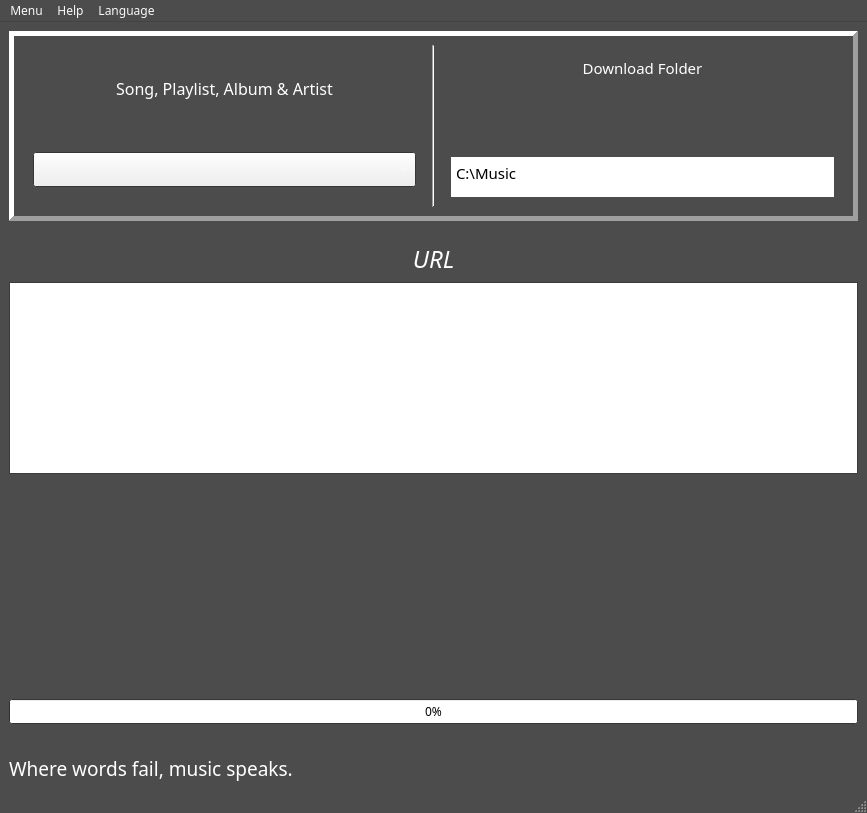
kekfic/mytunefy, file gui/gui_main.ui: the form before one commit.
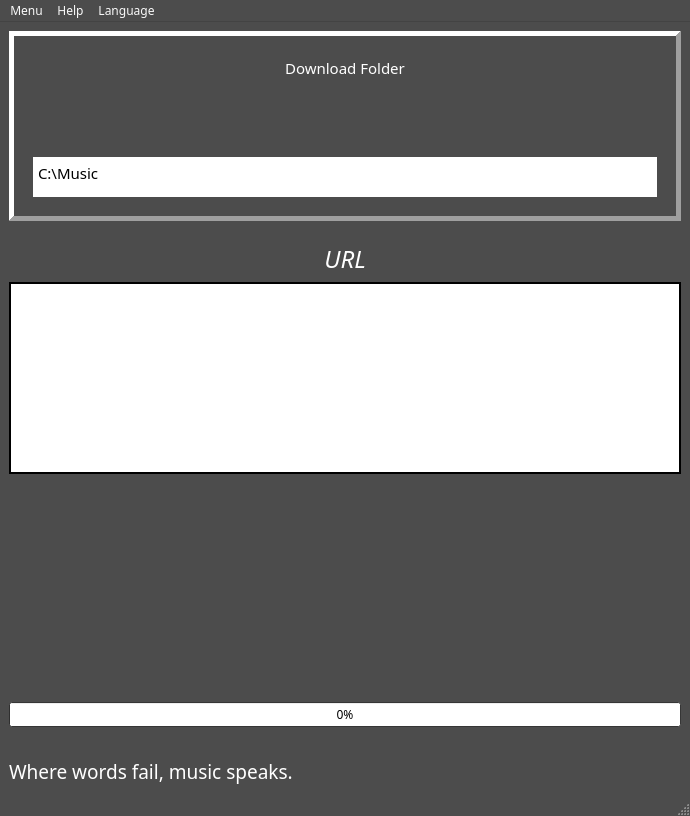
The form after the commit. Icons and pictures are not drawn.

The edit to the form file:
```diff
--- a/gui/gui_main.ui
+++ b/gui/gui_main.ui
@@ -6,8 +6,8 @@
    <rect>
     <x>0</x>
     <y>0</y>
-    <width>867</width>
-    <height>813</height>
+    <width>690</width>
+    <height>816</height>
    </rect>
   </property>
   <property name="maximumSize">
@@ -194,127 +194,6 @@
        <number>5</number>
       </property>
       <layout class="QHBoxLayout" name="horizontalLayout_2">
-       <item>
-        <layout class="QVBoxLayout" name="verticalLayout">
-         <property name="sizeConstraint">
-          <enum>QLayout::SetDefaultConstraint</enum>
-         </property>
-         <property name="leftMargin">
-          <number>10</number>
-         </property>
-         <property name="topMargin">
-          <number>5</number>
-         </property>
-         <property name="rightMargin">
-          <number>10</number>
-         </property>
-         <property name="bottomMargin">
-          <number>5</number>
-         </property>
-         <item>
-          <widget class="QLabel" name="label_2">
-           <property name="sizePolicy">
-            <sizepolicy hsizetype="Preferred" vsizetype="Preferred">
-             <horstretch>0</horstretch>
-             <verstretch>0</verstretch>
-            </sizepolicy>
-           </property>
-           <property name="minimumSize">
-            <size>
-             <width>0</width>
-             <height>25</height>
-            </size>
-           </property>
-           <property name="font">
-            <font>
-             <pointsize>12</pointsize>
-            </font>
-           </property>
-           <property name="text">
-            <string>Song, Playlist, Album &amp; Artist</string>
-           </property>
-           <property name="alignment">
-            <set>Qt::AlignCenter</set>
-           </property>
-          </widget>
-         </item>
-         <item>
-          <spacer name="verticalSpacer_4">
-           <property name="orientation">
-            <enum>Qt::Vertical</enum>
-           </property>
-           <property name="sizeType">
-            <enum>QSizePolicy::Fixed</enum>
-           </property>
-           <property name="sizeHint" stdset="0">
-            <size>
-             <width>20</width>
-             <height>20</height>
-            </size>
-           </property>
-          </spacer>
-         </item>
-         <item>
-          <widget class="QComboBox" name="comboBox">
-           <property name="sizePolicy">
-            <sizepolicy hsizetype="Preferred" vsizetype="Preferred">
-             <horstretch>0</horstretch>
-             <verstretch>0</verstretch>
-            </sizepolicy>
-           </property>
-           <property name="minimumSize">
-            <size>
-             <width>0</width>
-             <height>20</height>
-            </size>
-           </property>
-           <property name="maximumSize">
-            <size>
-             <width>500</width>
-             <height>35</height>
-            </size>
-           </property>
-           <property name="font">
-            <font>
-             <pointsize>11</pointsize>
-            </font>
-           </property>
-           <property name="layoutDirection">
-            <enum>Qt::LeftToRight</enum>
-           </property>
-           <property name="currentText">
-            <string/>
-           </property>
-           <property name="maxCount">
-            <number>10</number>
-           </property>
-          </widget>
-         </item>
-         <item>
-          <spacer name="verticalSpacer_5">
-           <property name="orientation">
-            <enum>Qt::Vertical</enum>
-           </property>
-           <property name="sizeType">
-            <enum>QSizePolicy::Fixed</enum>
-           </property>
-           <property name="sizeHint" stdset="0">
-            <size>
-             <width>20</width>
-             <height>15</height>
-            </size>
-           </property>
-          </spacer>
-         </item>
-        </layout>
-       </item>
-       <item>
-        <widget class="Line" name="line">
-         <property name="orientation">
-          <enum>Qt::Vertical</enum>
-         </property>
-        </widget>
-       </item>
        <item>
         <layout class="QVBoxLayout" name="verticalLayout_2">
          <property name="leftMargin">
@@ -536,9 +415,28 @@
         <pointsize>10</pointsize>
        </font>
       </property>
+      <property name="autoFillBackground">
+       <bool>true</bool>
+      </property>
+      <property name="styleSheet">
+       <string notr="true">background-color: rgb(255, 255, 255);
+</string>
+      </property>
+      <property name="frameShape">
+       <enum>QFrame::Box</enum>
+      </property>
+      <property name="frameShadow">
+       <enum>QFrame::Plain</enum>
+      </property>
+      <property name="lineWidth">
+       <number>2</number>
+      </property>
       <property name="plainText">
        <string/>
       </property>
+      <property name="backgroundVisible">
+       <bool>false</bool>
+      </property>
       <property name="centerOnScroll">
        <bool>false</bool>
       </property>
@@ -726,7 +624,7 @@
     <rect>
      <x>0</x>
      <y>0</y>
-     <width>867</width>
+     <width>690</width>
      <height>26</height>
     </rect>
    </property>
```
Left out of the diff: 4 changed lines with no effect on the pictures.
